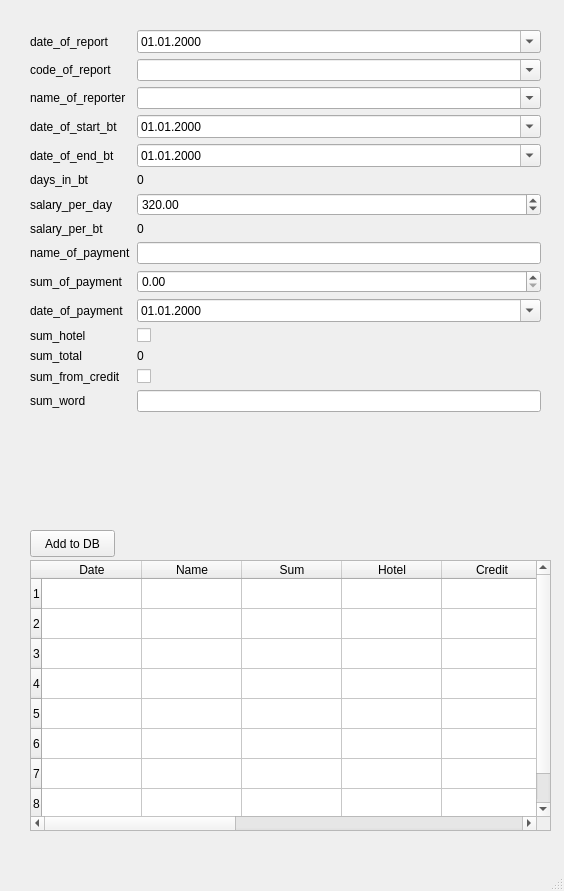
This is mainWindowWithTable.ui in ybozh/Project4_Report_Python as Qt 5 draws it before an edit. The edited form follows.
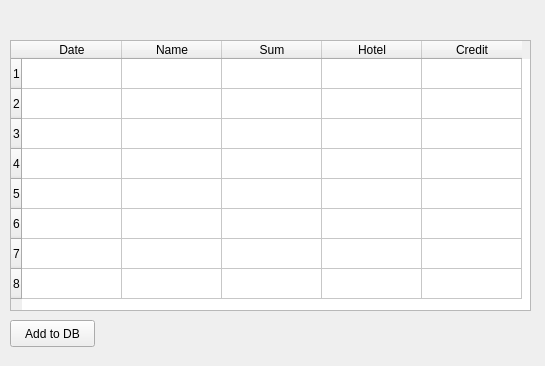
This is the edited form.

Commit message: Add checking the filling of comboBox for "--All--"

What changed in the file:
```diff
--- a/mainWindowWithTable.ui
+++ b/mainWindowWithTable.ui
@@ -9,8 +9,8 @@
    <rect>
     <x>0</x>
     <y>0</y>
-    <width>564</width>
-    <height>891</height>
+    <width>545</width>
+    <height>366</height>
    </rect>
   </property>
   <property name="focusPolicy">
@@ -26,331 +26,11 @@
    <set>Qt::ImhPreferNumbers</set>
   </property>
   <widget class="QWidget" name="centralwidget">
-   <widget class="QWidget" name="formLayoutWidget">
-    <property name="geometry">
-     <rect>
-      <x>30</x>
-      <y>30</y>
-      <width>511</width>
-      <height>481</height>
-     </rect>
-    </property>
-    <layout class="QFormLayout" name="formLayout">
-     <property name="fieldGrowthPolicy">
-      <enum>QFormLayout::AllNonFixedFieldsGrow</enum>
-     </property>
-     <item row="0" column="0">
-      <widget class="QLabel" name="label">
-       <property name="text">
-        <string>date_of_report</string>
-       </property>
-      </widget>
-     </item>
-     <item row="0" column="1">
-      <widget class="QDateEdit" name="dateEdit_3">
-       <property name="sizePolicy">
-        <sizepolicy hsizetype="Minimum" vsizetype="Fixed">
-         <horstretch>0</horstretch>
-         <verstretch>0</verstretch>
-        </sizepolicy>
-       </property>
-       <property name="wrapping">
-        <bool>false</bool>
-       </property>
-       <property name="accelerated">
-        <bool>false</bool>
-       </property>
-       <property name="dateTime">
-        <datetime>
-         <hour>0</hour>
-         <minute>0</minute>
-         <second>0</second>
-         <year>2000</year>
-         <month>1</month>
-         <day>1</day>
-        </datetime>
-       </property>
-       <property name="displayFormat">
-        <string>dd.MM.yyyy</string>
-       </property>
-       <property name="calendarPopup">
-        <bool>true</bool>
-       </property>
-      </widget>
-     </item>
-     <item row="1" column="0">
-      <widget class="QLabel" name="label_2">
-       <property name="text">
-        <string>code_of_report</string>
-       </property>
-      </widget>
-     </item>
-     <item row="2" column="0">
-      <widget class="QLabel" name="label_3">
-       <property name="text">
-        <string>name_of_reporter</string>
-       </property>
-      </widget>
-     </item>
-     <item row="3" column="0">
-      <widget class="QLabel" name="label_4">
-       <property name="text">
-        <string>date_of_start_bt</string>
-       </property>
-      </widget>
-     </item>
-     <item row="4" column="0">
-      <widget class="QLabel" name="label_5">
-       <property name="text">
-        <string>date_of_end_bt</string>
-       </property>
-      </widget>
-     </item>
-     <item row="5" column="0">
-      <widget class="QLabel" name="label_6">
-       <property name="text">
-        <string>days_in_bt</string>
-       </property>
-      </widget>
-     </item>
-     <item row="6" column="0">
-      <widget class="QLabel" name="label_7">
-       <property name="text">
-        <string>salary_per_day</string>
-       </property>
-      </widget>
-     </item>
-     <item row="7" column="0">
-      <widget class="QLabel" name="label_8">
-       <property name="text">
-        <string>salary_per_bt</string>
-       </property>
-      </widget>
-     </item>
-     <item row="8" column="0">
-      <widget class="QLabel" name="label_9">
-       <property name="text">
-        <string>name_of_payment</string>
-       </property>
-      </widget>
-     </item>
-     <item row="9" column="0">
-      <widget class="QLabel" name="label_10">
-       <property name="text">
-        <string>sum_of_payment</string>
-       </property>
-      </widget>
-     </item>
-     <item row="10" column="0">
-      <widget class="QLabel" name="label_11">
-       <property name="text">
-        <string>date_of_payment</string>
-       </property>
-      </widget>
-     </item>
-     <item row="11" column="0">
-      <widget class="QLabel" name="label_12">
-       <property name="text">
-        <string>sum_hotel</string>
-       </property>
-      </widget>
-     </item>
-     <item row="12" column="0">
-      <widget class="QLabel" name="label_13">
-       <property name="text">
-        <string>sum_total</string>
-       </property>
-      </widget>
-     </item>
-     <item row="13" column="0">
-      <widget class="QLabel" name="label_14">
-       <property name="text">
-        <string>sum_from_credit</string>
-       </property>
-      </widget>
-     </item>
-     <item row="14" column="0">
-      <widget class="QLabel" name="label_15">
-       <property name="text">
-        <string>sum_word</string>
-       </property>
-      </widget>
-     </item>
-     <item row="3" column="1">
-      <widget class="QDateEdit" name="dateEdit_4">
-       <property name="sizePolicy">
-        <sizepolicy hsizetype="Minimum" vsizetype="Fixed">
-         <horstretch>0</horstretch>
-         <verstretch>0</verstretch>
-        </sizepolicy>
-       </property>
-       <property name="wrapping">
-        <bool>false</bool>
-       </property>
-       <property name="accelerated">
-        <bool>false</bool>
-       </property>
-       <property name="dateTime">
-        <datetime>
-         <hour>0</hour>
-         <minute>0</minute>
-         <second>0</second>
-         <year>2000</year>
-         <month>1</month>
-         <day>1</day>
-        </datetime>
-       </property>
-       <property name="displayFormat">
-        <string>dd.MM.yyyy</string>
-       </property>
-       <property name="calendarPopup">
-        <bool>true</bool>
-       </property>
-      </widget>
-     </item>
-     <item row="4" column="1">
-      <widget class="QDateEdit" name="dateEdit_5">
-       <property name="sizePolicy">
-        <sizepolicy hsizetype="Minimum" vsizetype="Fixed">
-         <horstretch>0</horstretch>
-         <verstretch>0</verstretch>
-        </sizepolicy>
-       </property>
-       <property name="wrapping">
-        <bool>false</bool>
-       </property>
-       <property name="accelerated">
-        <bool>false</bool>
-       </property>
-       <property name="dateTime">
-        <datetime>
-         <hour>0</hour>
-         <minute>0</minute>
-         <second>0</second>
-         <year>2000</year>
-         <month>1</month>
-         <day>1</day>
-        </datetime>
-       </property>
-       <property name="displayFormat">
-        <string>dd.MM.yyyy</string>
-       </property>
-       <property name="calendarPopup">
-        <bool>true</bool>
-       </property>
-      </widget>
-     </item>
-     <item row="10" column="1">
-      <widget class="QDateEdit" name="dateEdit_6">
-       <property name="sizePolicy">
-        <sizepolicy hsizetype="Minimum" vsizetype="Fixed">
-         <horstretch>0</horstretch>
-         <verstretch>0</verstretch>
-        </sizepolicy>
-       </property>
-       <property name="wrapping">
-        <bool>false</bool>
-       </property>
-       <property name="accelerated">
-        <bool>false</bool>
-       </property>
-       <property name="dateTime">
-        <datetime>
-         <hour>0</hour>
-         <minute>0</minute>
-         <second>0</second>
-         <year>2000</year>
-         <month>1</month>
-         <day>1</day>
-        </datetime>
-       </property>
-       <property name="displayFormat">
-        <string>dd.MM.yyyy</string>
-       </property>
-       <property name="calendarPopup">
-        <bool>true</bool>
-       </property>
-      </widget>
-     </item>
-     <item row="1" column="1">
-      <widget class="QComboBox" name="comboBox">
-       <property name="editable">
-        <bool>true</bool>
-       </property>
-      </widget>
-     </item>
-     <item row="2" column="1">
-      <widget class="QComboBox" name="comboBox_2">
-       <property name="editable">
-        <bool>true</bool>
-       </property>
-      </widget>
-     </item>
-     <item row="6" column="1">
-      <widget class="QDoubleSpinBox" name="doubleSpinBox">
-       <property name="maximum">
-        <double>99999.990000000005239</double>
-       </property>
-       <property name="value">
-        <double>320.000000000000000</double>
-       </property>
-      </widget>
-     </item>
-     <item row="7" column="1">
-      <widget class="QLabel" name="label_16">
-       <property name="text">
-        <string>0</string>
-       </property>
-      </widget>
-     </item>
-     <item row="8" column="1">
-      <widget class="QLineEdit" name="lineEdit"/>
-     </item>
-     <item row="9" column="1">
-      <widget class="QDoubleSpinBox" name="doubleSpinBox_2">
-       <property name="maximum">
-        <double>1039900.000000000000000</double>
-       </property>
-      </widget>
-     </item>
-     <item row="11" column="1">
-      <widget class="QCheckBox" name="checkBox">
-       <property name="text">
-        <string/>
-       </property>
-      </widget>
-     </item>
-     <item row="13" column="1">
-      <widget class="QCheckBox" name="checkBox_2">
-       <property name="text">
-        <string/>
-       </property>
-      </widget>
-     </item>
-     <item row="14" column="1">
-      <widget class="QLineEdit" name="lineEdit_2"/>
-     </item>
-     <item row="5" column="1">
-      <widget class="QLabel" name="label_17">
-       <property name="text">
-        <string>0</string>
-       </property>
-      </widget>
-     </item>
-     <item row="12" column="1">
-      <widget class="QLabel" name="label_18">
-       <property name="text">
-        <string>0</string>
-       </property>
-      </widget>
-     </item>
-    </layout>
-   </widget>
    <widget class="QPushButton" name="pushButton">
     <property name="geometry">
      <rect>
-      <x>30</x>
-      <y>530</y>
+      <x>10</x>
+      <y>320</y>
       <width>85</width>
       <height>27</height>
      </rect>
@@ -362,8 +42,8 @@
    <widget class="QTableWidget" name="tableWidget">
     <property name="geometry">
      <rect>
-      <x>30</x>
-      <y>560</y>
+      <x>10</x>
+      <y>40</y>
       <width>521</width>
       <height>271</height>
      </rect>
@@ -372,7 +52,7 @@
      <number>8</number>
     </property>
     <property name="columnCount">
-     <number>10</number>
+     <number>5</number>
     </property>
     <row/>
     <row/>
@@ -407,24 +87,8 @@
       <string>Credit</string>
      </property>
     </column>
-    <column/>
-    <column/>
-    <column/>
-    <column/>
-    <column/>
    </widget>
   </widget>
-  <widget class="QMenuBar" name="menubar">
-   <property name="geometry">
-    <rect>
-     <x>0</x>
-     <y>0</y>
-     <width>564</width>
-     <height>25</height>
-    </rect>
-   </property>
-  </widget>
-  <widget class="QStatusBar" name="statusbar"/>
  </widget>
  <resources/>
  <connections/>
```
The commit also changes 1 other file.
